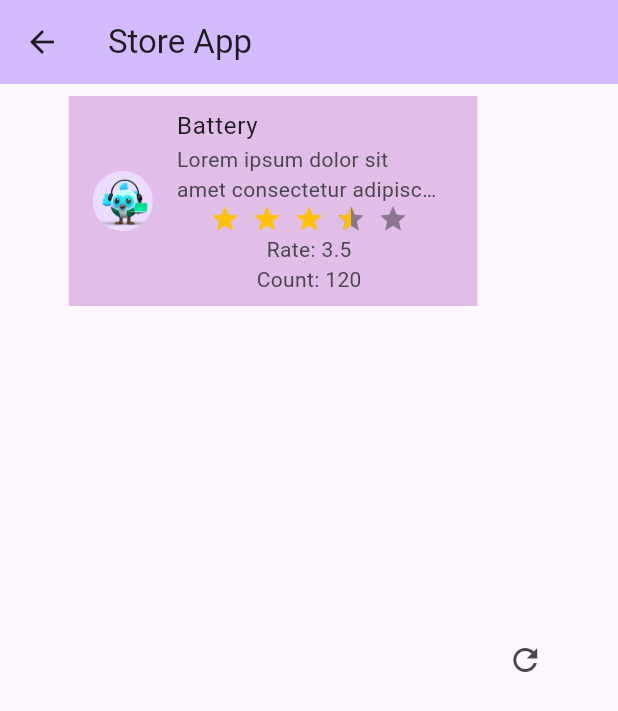
After one commit to capf4bbo/flutter-skill-pill, a Flutter app: the HomePage screen opened directly, after a tap on the "refresh" icon, on a phone screen of 412 x 824 dp. The commit adds this screen. Shown: the top 711 px of the screen. Run offline on Flutter 3.47's test engine with Material 3 defaults, Android fonts, the phone set to English and light mode, and no system bars; drawn by our look-alikes of flutter_rating_bar.

Commit message:
snake case fix

```diff
--- a/lib/main.dart
+++ b/lib/main.dart
@@ -2,8 +2,8 @@ import 'dart:math';
 
 import 'package:flutter/material.dart';
 import 'package:flutterpill01/models/product.dart';
-import 'package:flutterpill01/widgets/product-list-tile.dart';
-import 'package:flutterpill01/widgets/refresh-product-button.dart';
+import 'package:flutterpill01/widgets/product_list_tile.dart';
+import 'package:flutterpill01/widgets/refresh_product_button.dart';
 
 void main() {
   runApp(StoreApp());
--- /dev/null
+++ b/lib/pages/home_page.dart
@@ -0,0 +1,70 @@
+import 'dart:math';
+
+import 'package:flutter/material.dart';
+import 'package:flutterpill01/models/product.dart';
+import 'package:flutterpill01/widgets/product_list_tile.dart';
+import 'package:flutterpill01/widgets/refresh_product_button.dart';
+
+class HomePage extends StatefulWidget {
+  HomePage({super.key});
+
+  final List<Product> productList = [];
+
+  @override
+  State<HomePage> createState() => _HomePageState();
+}
+
+class _HomePageState extends State<HomePage> {
+  bool isLoading = false;
+
+  @override
+  Widget build(BuildContext context) {
+    return Scaffold(
+      appBar: AppBar(
+        backgroundColor: Theme.of(context).colorScheme.inversePrimary,
+        title: const Text("Store App"),
+      ),
+      body: Row(
+        mainAxisAlignment: MainAxisAlignment.center,
+        children: [
+          SizedBox(
+            width: min(MediaQuery.of(context).size.width * 0.7, 700),
+            child: ListView(
+              // Exercise 1, add ProductListTile
+              children: widget.productList.map((product) {
+                return ProductListTile(
+                  product: product,
+                );
+              }).toList(),
+            ),
+          ),
+          // Exercise 2, add RefreshProductButton
+          RefreshProductButton(
+              isLoading: isLoading,
+              onPressed: () {
+                addProduct();
+              }),
+        ],
+      ),
+    );
+  }
+
+  void addProduct() {
+    setState(() {
+      isLoading = true;
+    });
+    Future.delayed(const Duration(seconds: 1), () {
+      setState(() {
+        // Exercise 3
+        widget.productList.add(const Product(
+            title: "Battery",
+            description:
+                "Lorem ipsum dolor sit amet consectetur adipiscing elit proin, volutpat curabitur tellus laoreet auctor lectus vel et aenean, placerat etiam porta nullam suspendisse dis vestibulum.",
+            price: 10.4,
+            ratingRate: 3.5,
+            ratingCount: 120));
+        isLoading = false;
+      });
+    });
+  }
+}
```
Also changed, not shown: lib/widgets/product_list_tile.dart (renamed from lib/widgets/product-list-tile.dart), lib/widgets/refresh_product_button.dart (renamed from lib/widgets/refresh-product-button.dart).
